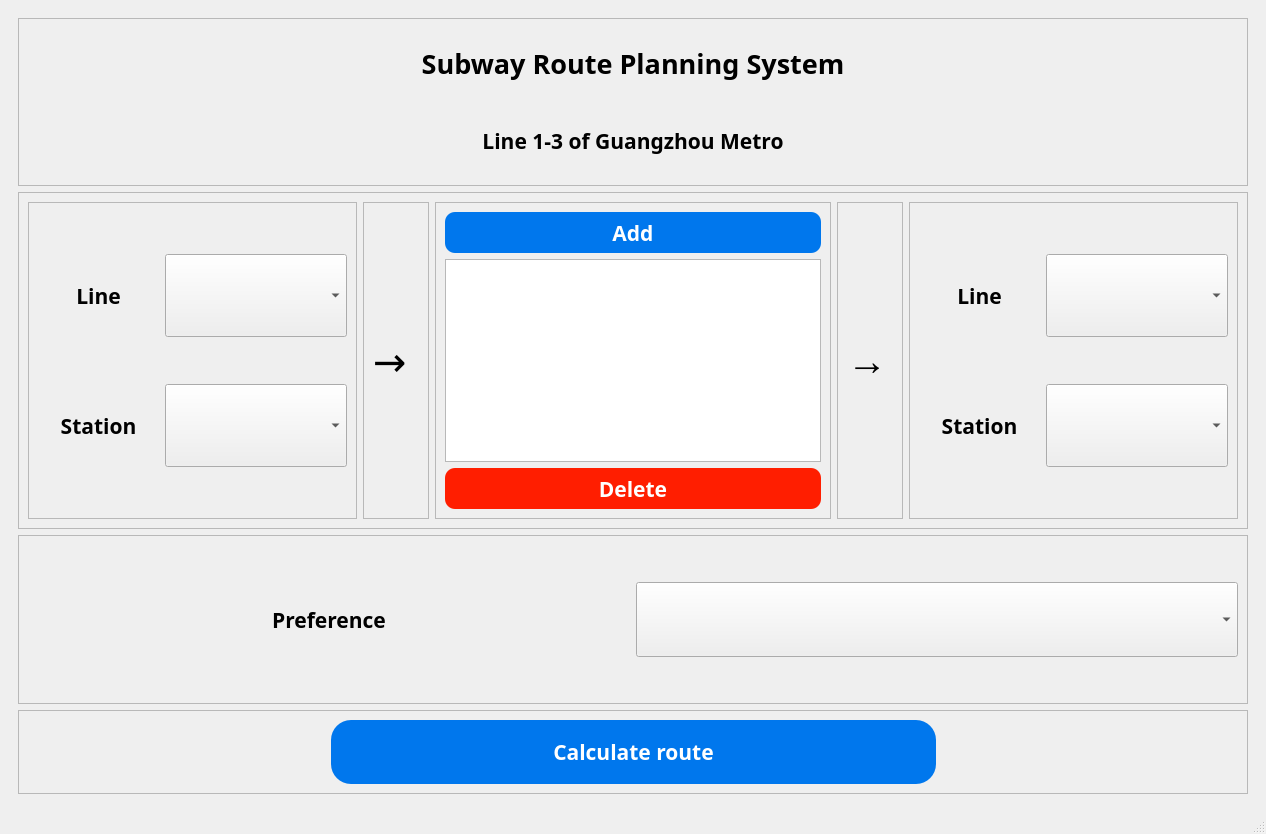
The window that GUI.ui (zmylyh/chw) describes before a commit, drawn with Qt 5.
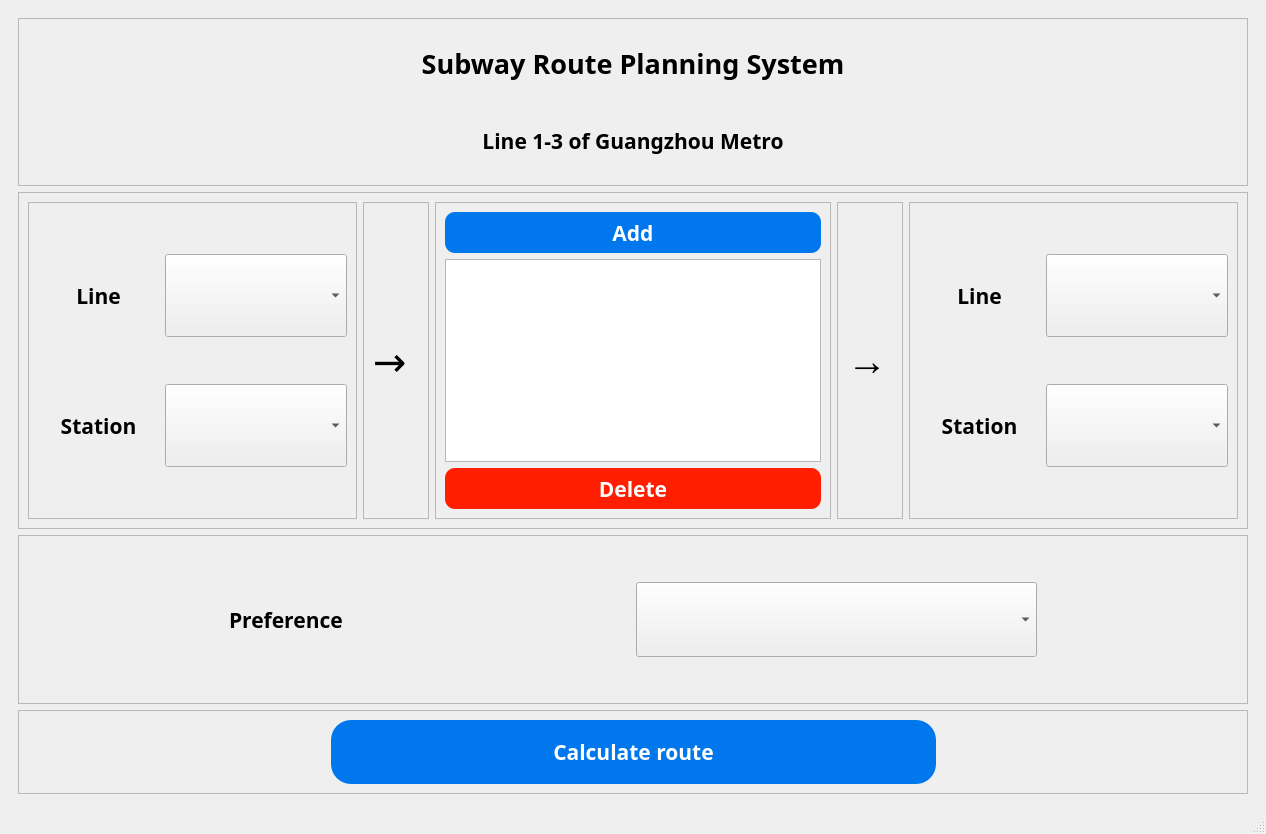
The same window after the commit.

Commit message: 修补比例

What changed in the file:
```diff
--- a/GUI.ui
+++ b/GUI.ui
@@ -448,18 +448,21 @@
             </property>
             <layout class="QGridLayout" name="gridLayout_13">
              <item row="0" column="0">
-              <layout class="QGridLayout" name="gridLayout_6" rowstretch="1,2,1">
-               <item row="1" column="1">
-                <widget class="QComboBox" name="preference">
-                 <property name="sizePolicy">
-                  <sizepolicy hsizetype="Preferred" vsizetype="Expanding">
-                   <horstretch>0</horstretch>
-                   <verstretch>0</verstretch>
-                  </sizepolicy>
-                 </property>
-                </widget>
-               </item>
+              <layout class="QGridLayout" name="gridLayout_6" rowstretch="1,2,1" columnstretch="1,2,2,1">
                <item row="1" column="0">
+                <spacer name="horizontalSpacer_9">
+                 <property name="orientation">
+                  <enum>Qt::Horizontal</enum>
+                 </property>
+                 <property name="sizeHint" stdset="0">
+                  <size>
+                   <width>40</width>
+                   <height>20</height>
+                  </size>
+                 </property>
+                </spacer>
+               </item>
+               <item row="1" column="1">
                 <widget class="QLabel" name="label">
                  <property name="font">
                   <font>
@@ -473,11 +476,11 @@
                   <string>Preference</string>
                  </property>
                  <property name="alignment">
-                  <set>Qt::AlignCenter</set>
+                  <set>Qt::AlignLeading|Qt::AlignLeft|Qt::AlignVCenter</set>
                  </property>
                 </widget>
                </item>
-               <item row="0" column="1">
+               <item row="0" column="2">
                 <spacer name="verticalSpacer">
                  <property name="orientation">
                   <enum>Qt::Vertical</enum>
@@ -490,7 +493,17 @@
                  </property>
                 </spacer>
                </item>
-               <item row="2" column="1">
+               <item row="1" column="2">
+                <widget class="QComboBox" name="preference">
+                 <property name="sizePolicy">
+                  <sizepolicy hsizetype="Preferred" vsizetype="Expanding">
+                   <horstretch>0</horstretch>
+                   <verstretch>0</verstretch>
+                  </sizepolicy>
+                 </property>
+                </widget>
+               </item>
+               <item row="2" column="2">
                 <spacer name="verticalSpacer_2">
                  <property name="orientation">
                   <enum>Qt::Vertical</enum>
@@ -503,6 +516,19 @@
                  </property>
                 </spacer>
                </item>
+               <item row="1" column="3">
+                <spacer name="horizontalSpacer_10">
+                 <property name="orientation">
+                  <enum>Qt::Horizontal</enum>
+                 </property>
+                 <property name="sizeHint" stdset="0">
+                  <size>
+                   <width>40</width>
+                   <height>20</height>
+                  </size>
+                 </property>
+                </spacer>
+               </item>
               </layout>
              </item>
             </layout>
```
The commit also changes 1 other file.
